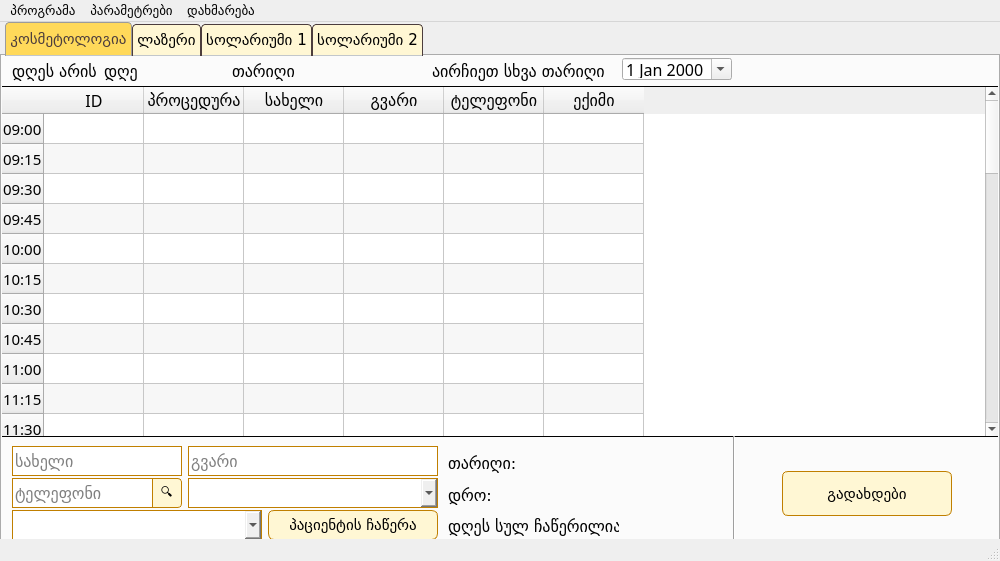
bekashvelidze/renew-commercial, file ui/main_window.ui: the form before one commit.
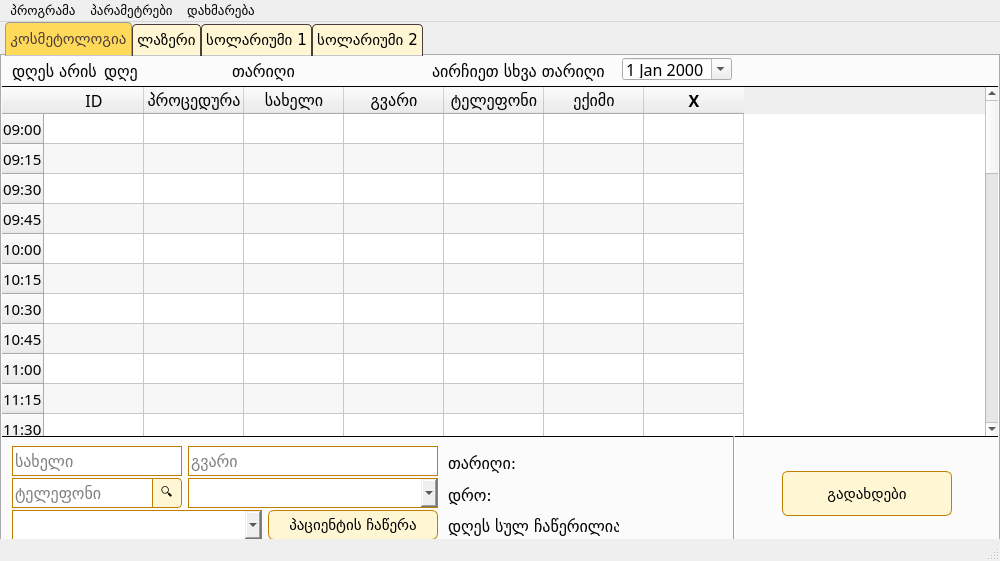
The form after the commit.

Commit message: added appoinment cancellation function for every category.

Patch:
```diff
--- a/ui/main_window.ui
+++ b/ui/main_window.ui
@@ -599,6 +599,22 @@
         <set>AlignCenter</set>
        </property>
       </column>
+      <column>
+       <property name="text">
+        <string>X</string>
+       </property>
+       <property name="font">
+        <font>
+         <family>BPG Nino Mtavruli</family>
+         <pointsize>12</pointsize>
+         <weight>75</weight>
+         <bold>true</bold>
+        </font>
+       </property>
+       <property name="textAlignment">
+        <set>AlignCenter</set>
+       </property>
+      </column>
       <item row="4" column="4">
        <property name="text">
         <string/>
```
Left out of the diff: 48 changed lines with no effect on the pictures. The commit also changes 2 other files.
